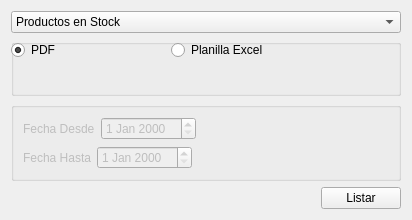
Before: the Qt Designer form ventanas/vtnListar.ui in leaLuque/FarmaciaCrisol, drawn with Qt 5.
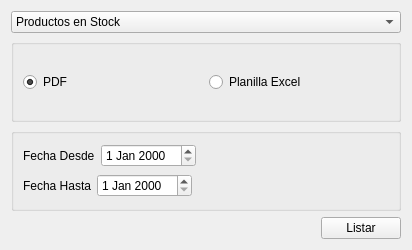
After: the same form once the commit is applied.

```diff
--- a/ventanas/vtnListar.ui
+++ b/ventanas/vtnListar.ui
@@ -7,7 +7,7 @@
     <x>0</x>
     <y>0</y>
     <width>412</width>
-    <height>220</height>
+    <height>250</height>
    </rect>
   </property>
   <property name="windowTitle">
@@ -38,15 +38,9 @@
      <property name="title">
       <string/>
      </property>
+     <layout class="QHBoxLayout" name="horizontalLayout_4">
+      <item>
      <widget class="QRadioButton" name="rbtnPDF">
-      <property name="geometry">
-       <rect>
-        <x>0</x>
-        <y>0</y>
-        <width>116</width>
-        <height>22</height>
-       </rect>
-      </property>
       <property name="text">
        <string>PDF</string>
       </property>
@@ -54,25 +48,21 @@
        <bool>true</bool>
       </property>
      </widget>
+      </item>
+      <item>
      <widget class="QRadioButton" name="rbtnExcel">
-      <property name="geometry">
-       <rect>
-        <x>160</x>
-        <y>0</y>
-        <width>116</width>
-        <height>22</height>
-       </rect>
-      </property>
       <property name="text">
        <string>Planilla Excel</string>
       </property>
      </widget>
+      </item>
+     </layout>
     </widget>
    </item>
    <item>
     <widget class="QGroupBox" name="gbFechas">
      <property name="enabled">
-      <bool>false</bool>
+      <bool>true</bool>
      </property>
      <property name="title">
       <string/>
```
Lines whose indentation alone changed are shown as unchanged.
